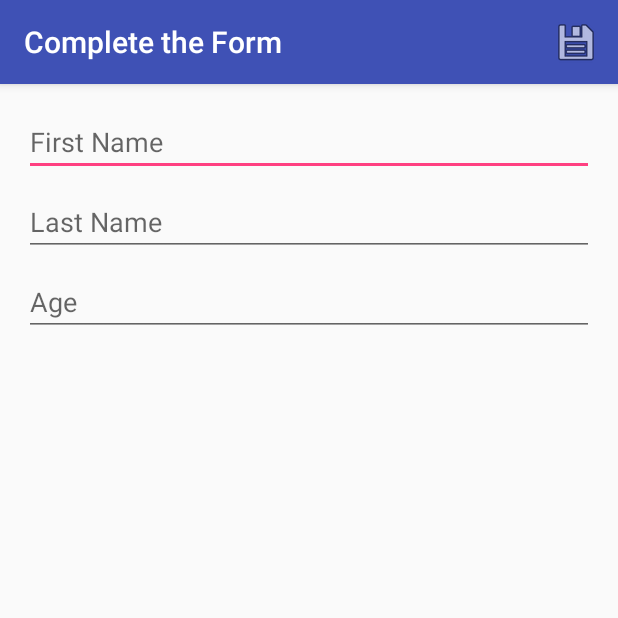
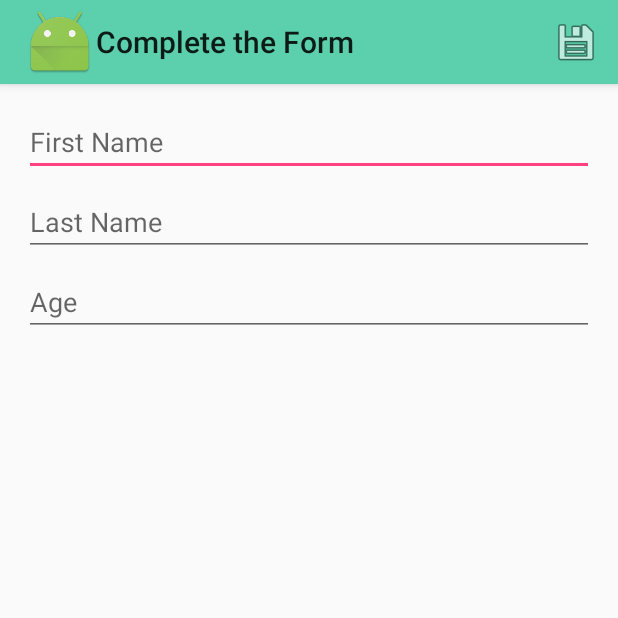
Before and after one commit to gtokman/Android-Challenges-2, an Android app: the screen it shows after launch (FormActivity), after a tap on "Add Person", on a phone screen of 412 x 824 dp, the top half of it. Run offline under Robolectric (Android 15) with nearby library versions, the phone set to English and light mode, and no system bars.

Commit message:
Added an toolbar to activities
Activities show the custom tool bar with new color and app icon

```diff
--- a/TokmanGary_CE09/app/build.gradle
+++ b/TokmanGary_CE09/app/build.gradle
@@ -21,7 +21,7 @@ android {
 
 dependencies {
     compile fileTree(include: ['*.jar'], dir: 'libs')
-    compile 'com.android.support:appcompat-v7:24.0.0'
+    compile 'com.android.support:appcompat-v7:24.2.1'
     compile 'org.apache.directory.studio:org.apache.commons.io:2.4'
     compile 'com.android.support:recyclerview-v7:24.2.1'
 }
--- a/TokmanGary_CE09/app/src/main/AndroidManifest.xml
+++ b/TokmanGary_CE09/app/src/main/AndroidManifest.xml
@@ -8,7 +8,7 @@
         android:label="@string/app_name"
         android:supportsRtl="true"
         android:theme="@style/AppTheme">
-        <activity android:name=".MainActivity"
+        <activity android:name=".activities.MainActivity"
             android:configChanges="orientation"
             android:screenOrientation="portrait">
             <intent-filter>
@@ -18,7 +18,7 @@
             </intent-filter>
         </activity>
 
-        <activity android:name=".FormActivity"
+        <activity android:name=".activities.FormActivity"
             android:label="@string/complete_form" />
     </application>
 
--- a/TokmanGary_CE09/app/src/main/java/com/fullsail/android/jav2ce09starter/FormActivity.java
+++ b/TokmanGary_CE09/app/src/main/java/com/fullsail/android/jav2ce09starter/activities/FormActivity.java
@@ -1,11 +1,13 @@
-package com.fullsail.android.jav2ce09starter;
+package com.fullsail.android.jav2ce09starter.activities;
 
 import android.app.AlertDialog;
 import android.os.Bundle;
 import android.support.v7.app.AppCompatActivity;
+import android.support.v7.widget.Toolbar;
 import android.view.Menu;
 import android.view.MenuItem;
 
+import com.fullsail.android.jav2ce09starter.R;
 import com.fullsail.android.jav2ce09starter.fragment.PersonFormFragment;
 import com.fullsail.android.jav2ce09starter.object.Person;
 import com.fullsail.android.jav2ce09starter.util.PersonUtil;
@@ -16,6 +18,13 @@ public class FormActivity extends AppCompatActivity {
     protected void onCreate(Bundle savedInstanceState) {
         super.onCreate(savedInstanceState);
         setContentView(R.layout.activity_form);
+
+        // Init toolbar
+        Toolbar toolbar = (Toolbar) findViewById(R.id.toolbar_menu);
+        setSupportActionBar(toolbar);
+
+        // Set icon
+        toolbar.setLogo(R.mipmap.ic_launcher);
 
         if(savedInstanceState == null) {
             PersonFormFragment fragment = PersonFormFragment.newInstance();
--- a/TokmanGary_CE09/app/src/main/java/com/fullsail/android/jav2ce09starter/MainActivity.java
+++ b/TokmanGary_CE09/app/src/main/java/com/fullsail/android/jav2ce09starter/activities/MainActivity.java
@@ -1,10 +1,11 @@
-package com.fullsail.android.jav2ce09starter;
+package com.fullsail.android.jav2ce09starter.activities;
 
 import android.app.AlertDialog;
 import android.content.DialogInterface;
 import android.content.Intent;
 import android.support.v7.app.AppCompatActivity;
 import android.os.Bundle;
+import android.support.v7.widget.Toolbar;
 import android.view.Menu;
 import android.view.MenuItem;
 import android.view.View;
@@ -13,6 +14,7 @@ import android.widget.ArrayAdapter;
 import android.widget.Spinner;
 import android.widget.Toast;
 
+import com.fullsail.android.jav2ce09starter.R;
 import com.fullsail.android.jav2ce09starter.fragment.PersonListFragment;
 import com.fullsail.android.jav2ce09starter.fragment.PersonRecyclerListFragment;
 import com.fullsail.android.jav2ce09starter.object.Person;
@@ -29,6 +31,13 @@ public class MainActivity extends AppCompatActivity implements
     protected void onCreate(Bundle savedInstanceState) {
         super.onCreate(savedInstanceState);
         setContentView(R.layout.activity_main);
+
+        // Set tool bar
+        Toolbar toolbar = (Toolbar) findViewById(R.id.toolbar_menu);
+        setSupportActionBar(toolbar);
+
+        // Set icon
+        toolbar.setLogo(R.mipmap.ic_launcher);
 
         // Setting up the filter options spinner.
         Spinner filterSpinner = (Spinner)findViewById(R.id.filterSpinner);
--- a/TokmanGary_CE09/app/src/main/java/com/fullsail/android/jav2ce09starter/adapters/PersonRecyclerAdapter.java
+++ b/TokmanGary_CE09/app/src/main/java/com/fullsail/android/jav2ce09starter/adapters/PersonRecyclerAdapter.java
@@ -12,13 +12,14 @@ import com.fullsail.android.jav2ce09starter.viewholders.PersonHolder;
 
 import java.util.List;
 
-/**
- * Created by gtokman1 on 9/19/16.
- */
+// Gary Tokman
+// JAV2 - 1609
+// PersonRecyclerAdapter
+
 public class PersonRecyclerAdapter extends RecyclerView.Adapter<PersonHolder>{
 
-    private List<Person> mPersons;
-    private Context mContext;
+    private final List<Person> mPersons;
+    private final Context mContext;
 
     public PersonRecyclerAdapter(List<Person> persons, Context context) {
         mPersons = persons;
@@ -36,10 +37,9 @@ public class PersonRecyclerAdapter extends RecyclerView.Adapter<PersonHolder>{
 
     @Override
     public void onBindViewHolder(PersonHolder holder, int position) {
-        // Bind person at positon
+        // Bind person at position
         Person person = mPersons.get(position);
         holder.bindView(person);
-
     }
 
     @Override
--- a/TokmanGary_CE09/app/src/main/res/layout/activity_form.xml
+++ b/TokmanGary_CE09/app/src/main/res/layout/activity_form.xml
@@ -1,6 +1,18 @@
 <?xml version="1.0" encoding="utf-8"?>
 <LinearLayout xmlns:android="http://schemas.android.com/apk/res/android"
-    android:orientation="vertical"
-    android:layout_width="match_parent"
-    android:layout_height="match_parent"
-    android:id="@+id/container" />
+              xmlns:app="http://schemas.android.com/apk/res-auto"
+              android:id="@+id/container"
+              android:layout_width="match_parent"
+              android:layout_height="match_parent"
+              android:orientation="vertical">
+
+    <android.support.v7.widget.Toolbar
+        android:id="@+id/toolbar_menu"
+        android:layout_width="match_parent"
+        android:layout_height="?attr/actionBarSize"
+        android:background="@color/medium_aquamarine"
+        android:elevation="4dp"
+        android:theme="@style/ThemeOverlay.AppCompat.ActionBar"
+        app:popupTheme="@style/ThemeOverlay.AppCompat.Light"/>
+
+</LinearLayout>
--- a/TokmanGary_CE09/app/src/main/res/values/colors.xml
+++ b/TokmanGary_CE09/app/src/main/res/values/colors.xml
@@ -3,4 +3,5 @@
     <color name="colorPrimary">#3F51B5</color>
     <color name="colorPrimaryDark">#303F9F</color>
     <color name="colorAccent">#FF4081</color>
+    <color name="medium_aquamarine">#5CCFAC</color>
 </resources>
--- a/TokmanGary_CE09/app/src/main/res/values/styles.xml
+++ b/TokmanGary_CE09/app/src/main/res/values/styles.xml
@@ -1,7 +1,7 @@
 <resources>
 
     <!-- Base application theme. -->
-    <style name="AppTheme" parent="Theme.AppCompat.Light.DarkActionBar">
+    <style name="AppTheme" parent="Theme.AppCompat.Light.NoActionBar">
         <!-- Customize your theme here. -->
         <item name="colorPrimary">@color/colorPrimary</item>
         <item name="colorPrimaryDark">@color/colorPrimaryDark</item>
```
Also changed, not shown: TokmanGary_CE09/app/src/main/java/com/fullsail/android/jav2ce09starter/fragment/PersonRecyclerListFragment.java (+4 -3 lines), TokmanGary_CE09/app/src/main/java/com/fullsail/android/jav2ce09starter/viewholders/PersonHolder.java (+6 -5 lines), TokmanGary_CE09/app/src/main/res/layout/activity_main.xml (+19 -7 lines).
